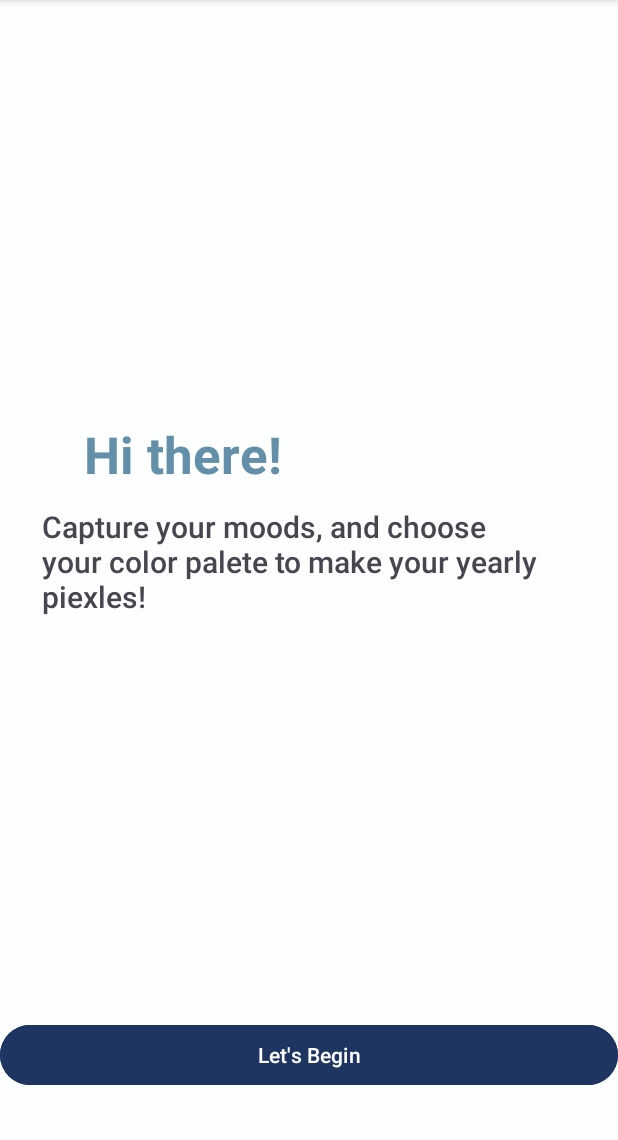
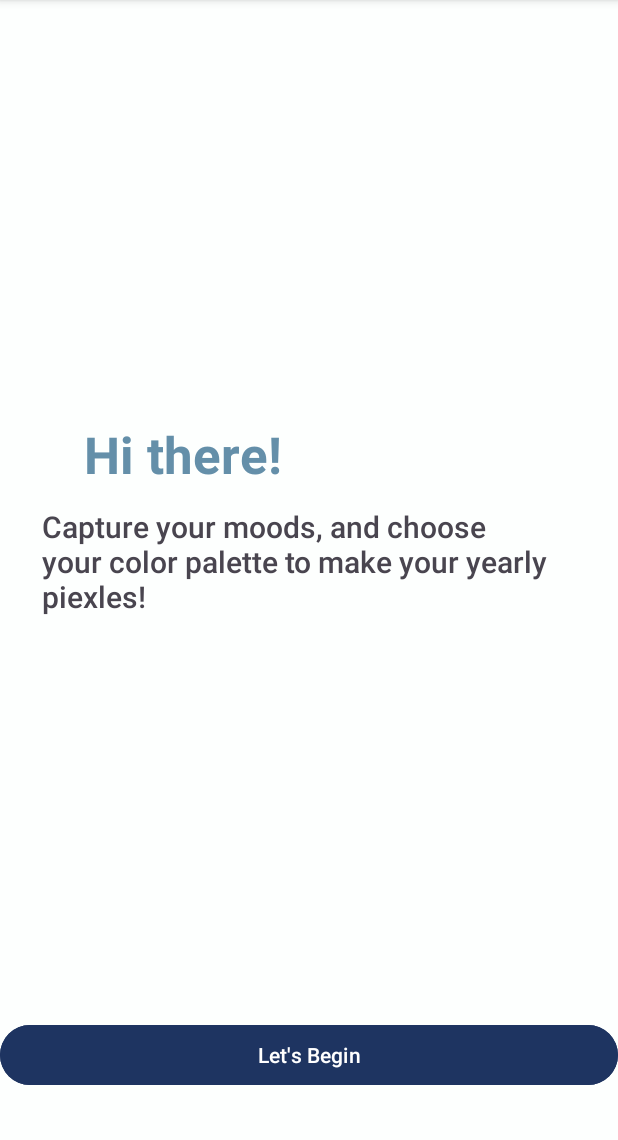
Before and after one commit to U210709718/Huesday, an Android app: the screen it shows after launch (MainActivity), on a phone screen of 412 x 824 dp, the part 96-1236 px from its top. Run offline under Robolectric (Android 15) with nearby library versions, the phone set to English and light mode, and no system bars.

Commit message:
updating ui

```diff
--- a/app/src/main/res/layout/activity_main.xml
+++ b/app/src/main/res/layout/activity_main.xml
@@ -28,7 +28,7 @@
         android:layout_marginStart="28dp"
         android:layout_marginTop="12dp"
         android:fontFamily="sans-serif-medium"
-        android:text="Capture your moods, and choose your color palete to make your yearly piexles!"
+        android:text="Capture your moods, and choose your color palette to make your yearly piexles!"
         android:textSize="20sp"
         app:layout_constraintStart_toStartOf="parent"
         app:layout_constraintTop_toBottomOf="@+id/textView3" />
```
